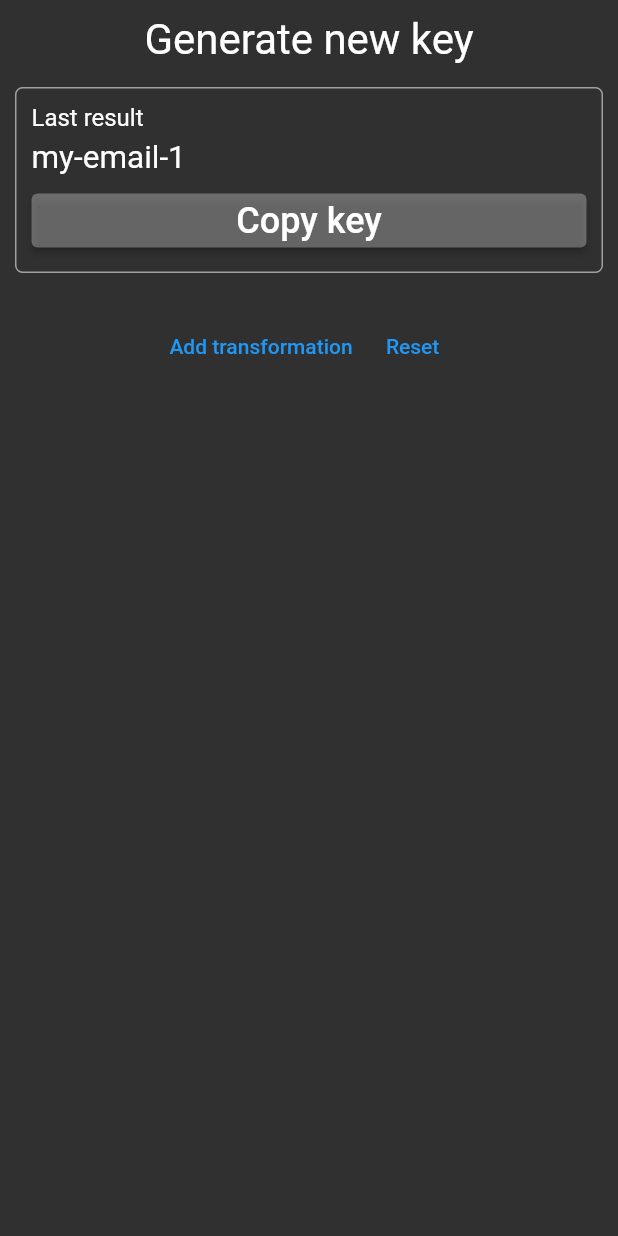
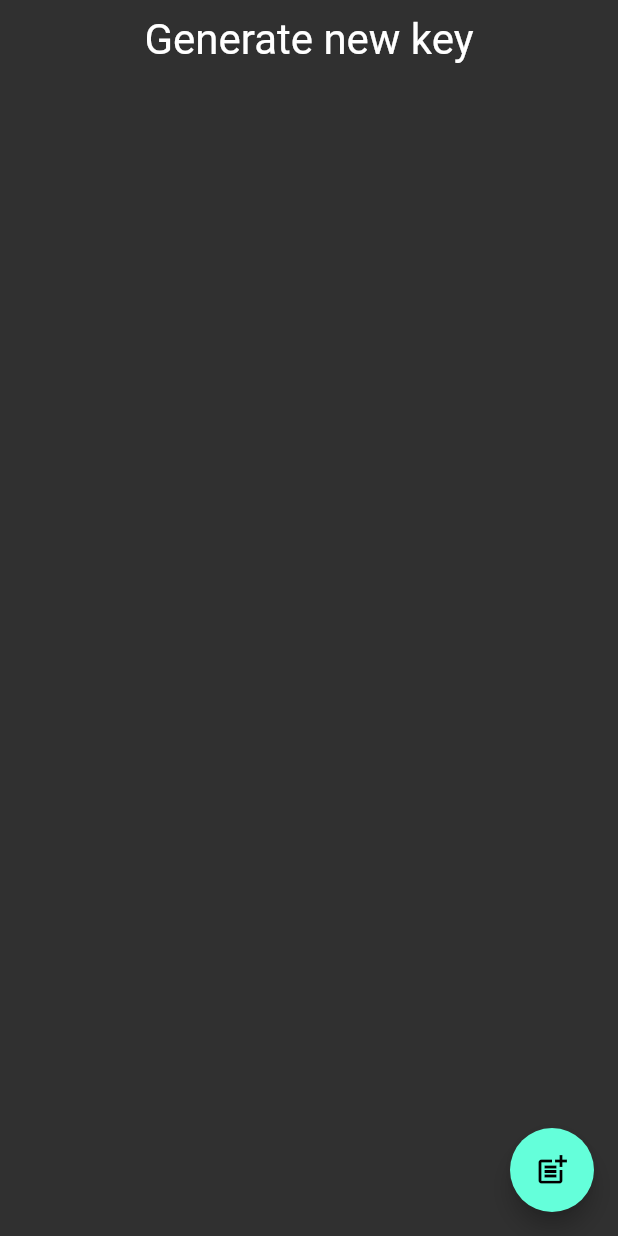
Before and after one commit to uor16x/uor-keyring, a Flutter app: the Keygen screen opened directly, on a phone screen of 412 x 824 dp. Run offline on Flutter 3.47's test engine with Material 2 defaults, Android fonts, the phone set to English and light mode, and no system bars; missing offline and left inert: desktop_window.

Commit message:
floatingActionButton

```diff
--- a/lib/main.dart
+++ b/lib/main.dart
@@ -7,7 +7,7 @@ Future testWindowFunctions() async {
   WidgetsFlutterBinding.ensureInitialized();
   if (defaultTargetPlatform == TargetPlatform.windows && !kIsWeb) {
     double width = 550;
-    double height = 700;
+    double height = 650;
     await DesktopWindow.setMinWindowSize(Size(width, height));
     await DesktopWindow.setMaxWindowSize(Size(width, height));
   }
--- a/lib/widgets/keygen/blocks/log_block.dart
+++ b/lib/widgets/keygen/blocks/log_block.dart
@@ -78,23 +78,28 @@ class LogBlock extends StatelessWidget {
         .map((item) => _LogItem(item))
         .where((element) => element.item.action.key != TransformActionType.none)
         .toList();
+    if (items.isNotEmpty) {
       return ListView.builder(
         padding: Styles.padding(),
         itemCount: items.length + 1,
         scrollDirection: Axis.vertical,
         shrinkWrap: true,
         itemBuilder: (context, index) {
-        return index == 0
-            ? Container(
-                margin: const EdgeInsets.only(bottom: 10),
-                child: AddAction(
-                  inputs: logItems,
-                  apply: newActionApplied,
-                  reset: reset,
-                ),
-              )
-            : Card(child: items[index - 1]);
+          return Card(child: items[index]);
+          // index == 0
+          //     ? Container(
+          //         margin: const EdgeInsets.only(bottom: 10),
+          //         child: AddAction(
+          //           inputs: logItems,
+          //           apply: newActionApplied,
+          //           reset: reset,
+          //         ),
+          //       )
+          //     : Card(child: items[index - 1]);
         },
       );
+    } else {
+      return Container();
     }
   }
+}
--- a/lib/widgets/keygen/keygen.dart
+++ b/lib/widgets/keygen/keygen.dart
@@ -17,6 +17,7 @@ class Keygen extends StatefulWidget {
 
 class _KeyGenState extends State<Keygen> {
   late LogItemsCollection log;
+  bool showAddAction = false;
 
   void reset({initial = false}) {
     const String initialResultText = 'my-email-1';
@@ -45,20 +46,28 @@ class _KeyGenState extends State<Keygen> {
     String key = Generator.getKey(log);
   }
 
+  void toggleAddAction() {
+    setState(() {
+      showAddAction = !showAddAction;
+    });
+  }
+
   void copyResultKey() {}
 
   @override
   Widget build(BuildContext context) {
-    return Container(
+    return Scaffold(
+      floatingActionButton: FloatingActionButton(
+        onPressed: toggleAddAction,
+        child: showAddAction
+            ? const Icon(Icons.close)
+            : const Icon(Icons.post_add),
+      ),
+      body: Container(
         padding: const EdgeInsets.all(10),
         child: Column(
           children: [
             const TabHeader("Generate new key"),
-          Styles.emptySpace(15),
-          ResultBlock(
-            result: log.getResult(),
-            copy: copyResultText,
-          ),
             Styles.emptySpace(15),
             Expanded(
               child: LogBlock(
@@ -69,6 +78,7 @@ class _KeyGenState extends State<Keygen> {
             ),
           ],
         ),
+      ),
     );
   }
 }
```
Also changed, not shown: 1 other file. Lines whose indentation alone changed are shown as unchanged.
